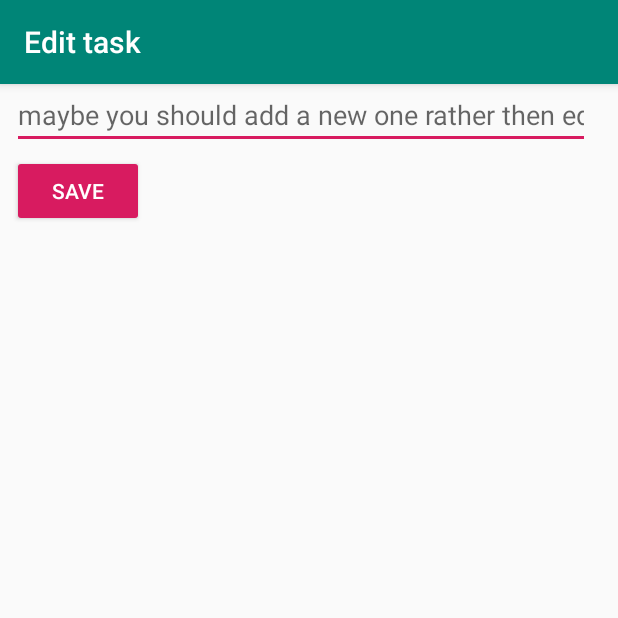
After one commit to RosyMapleMoth/Simplely-ToDo-task-tracking, an Android app: the editActivity screen opened directly, with no data from a screen before it, on a phone screen of 412 x 824 dp, the top half of it. The commit adds this screen. Run offline under Robolectric (Android 15) with nearby library versions, the phone set to English and light mode, and no system bars.

Commit message:
added ability to edit items
you can now short click to edit items you have added to your todo list.

```diff
--- a/app/src/main/AndroidManifest.xml
+++ b/app/src/main/AndroidManifest.xml
@@ -9,6 +9,7 @@
         android:roundIcon="@mipmap/ic_launcher_round"
         android:supportsRtl="true"
         android:theme="@style/AppTheme">
+        <activity android:name=".editActivity"></activity>
         <activity android:name=".MainActivity">
             <intent-filter>
                 <action android:name="android.intent.action.MAIN" />
--- /dev/null
+++ b/app/src/main/java/seaney/humbolt/simpletodo/editActivity.java
@@ -0,0 +1,45 @@
+package seaney.humbolt.simpletodo;
+
+import android.content.Intent;
+import android.os.Bundle;
+import android.support.v7.app.AppCompatActivity;
+import android.view.View;
+import android.widget.EditText;
+
+import static seaney.humbolt.simpletodo.MainActivity.ITEM_TEXT;
+import static seaney.humbolt.simpletodo.MainActivity.ITEM_TEXT_POSITION;
+
+public class editActivity extends AppCompatActivity {
+
+    public int postion;
+    EditText edit_Text;
+
+    @Override
+    protected void onCreate(Bundle savedInstanceState) {
+        super.onCreate(savedInstanceState);
+        setContentView(R.layout.activity_edit);
+
+        edit_Text = (EditText) findViewById(R.id.edit_Text);
+
+        edit_Text.setText(getIntent().getStringExtra(ITEM_TEXT));
+
+        postion = getIntent().getIntExtra(ITEM_TEXT_POSITION,0 );
+
+        getSupportActionBar().setTitle("Edit task");
+
+    }
+
+    public void onSaveItem(View v)
+    {
+        Intent i = new Intent();
+
+        i.putExtra(ITEM_TEXT, edit_Text.getText().toString());
+
+        i.putExtra(ITEM_TEXT_POSITION, postion);
+
+        setResult(RESULT_OK, i);
+
+        finish();
+    }
+
+}
--- /dev/null
+++ b/app/src/main/res/layout/activity_edit.xml
@@ -0,0 +1,31 @@
+<?xml version="1.0" encoding="utf-8"?>
+<android.support.constraint.ConstraintLayout xmlns:android="http://schemas.android.com/apk/res/android"
+    xmlns:app="http://schemas.android.com/apk/res-auto"
+    xmlns:tools="http://schemas.android.com/tools"
+    android:layout_width="match_parent"
+    android:layout_height="match_parent"
+    tools:context=".editActivity">
+
+    <EditText
+        android:id="@+id/edit_Text"
+        android:layout_width="385dp"
+        android:layout_height="43dp"
+        android:layout_marginStart="8dp"
+        android:ems="10"
+        android:hint="maybe you should add a new one rather then editing"
+        android:inputType="textPersonName"
+        app:layout_constraintStart_toStartOf="parent"
+        tools:layout_editor_absoluteY="16dp" />
+
+    <Button
+        android:id="@+id/saveEdit"
+        style="@style/Widget.AppCompat.Button.Colored"
+        android:layout_width="wrap_content"
+        android:layout_height="wrap_content"
+        android:layout_marginStart="8dp"
+        android:layout_marginTop="4dp"
+        android:text="Save"
+        android:onClick="onSaveItem"
+        app:layout_constraintStart_toStartOf="parent"
+        app:layout_constraintTop_toBottomOf="@+id/edit_Text" />
+</android.support.constraint.ConstraintLayout>
--- a/app/src/main/res/layout/activity_main.xml
+++ b/app/src/main/res/layout/activity_main.xml
@@ -13,8 +13,8 @@
         android:layout_height="wrap_content"
         android:layout_marginEnd="8dp"
         android:layout_marginBottom="8dp"
+        android:onClick="addToDo"
         android:text="add"
-        android:onClick="addToDo"
         app:layout_constraintBottom_toBottomOf="parent"
         app:layout_constraintEnd_toEndOf="parent" />
 
@@ -22,7 +22,8 @@
         android:id="@+id/todoLVview"
         android:layout_width="389dp"
         android:layout_height="522dp"
-        tools:layout_editor_absoluteX="15dp"
+        android:layout_marginStart="8dp"
+        app:layout_constraintStart_toStartOf="parent"
         tools:layout_editor_absoluteY="14dp" />
 
     <EditText
```
Also changed, not shown: app/src/main/java/seaney/humbolt/simpletodo/MainActivity.java (+47 -0 lines).
